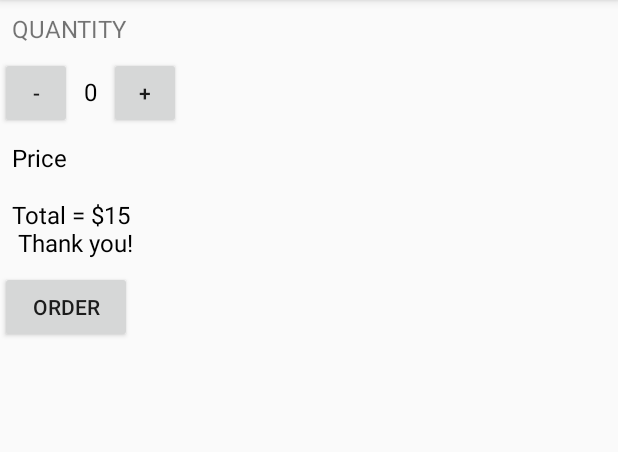
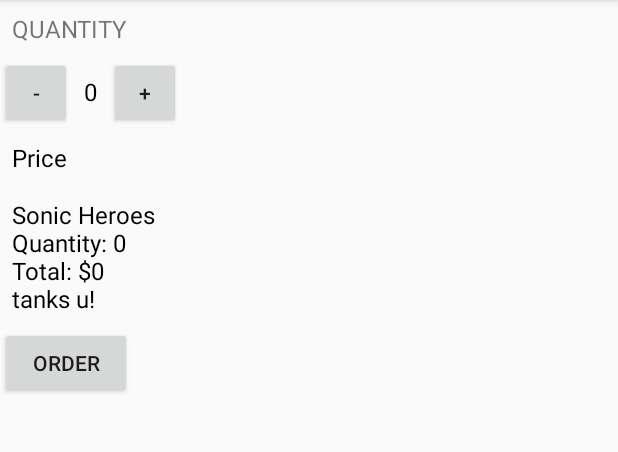
Before and after one commit to adgrant93/JustJava, an Android app: the screen it shows after launch (MainActivity), after a tap on "ORDER", on a phone screen of 412 x 824 dp, the part 84-536 px from its top. Run offline under Robolectric (Android 15) with nearby library versions, the phone set to English and light mode, and no system bars.

Commit message:
Updating the app with new methods

```diff
--- a/app/src/main/java/com/example/android/justjava/MainActivity.java
+++ b/app/src/main/java/com/example/android/justjava/MainActivity.java
@@ -36,18 +36,18 @@ public class MainActivity extends AppCompatActivity {
     public void submitOrder(View view) {
         /*display(quantity);
         displayPrice(quantity*5);*/
-        int price = 15;
-        String priceMessage = "Total = $" + price + "\n Thank you!";
+        int price = calculatePrice();
+        String priceMessage = createOrderSummary(price);
         displayMessage(priceMessage);
     }
 
     public void increment(View view) {
-        quantity = quantity + 1;
+        quantity += 1;
         display(quantity);
     }
 
     public void decrement(View view) {
-        quantity = quantity - 1;
+        quantity -= 1;
         display(quantity);
     }
     /**
@@ -61,11 +61,10 @@ public class MainActivity extends AppCompatActivity {
     /**
      * This method displays the given price on the screen.
      */
-    private void displayPrice(int number) {
+   /* private void displayPrice(int number) {
         TextView priceTextView = (TextView) findViewById(R.id.price_text_view);
         priceTextView.setText(NumberFormat.getCurrencyInstance().format(number));
-    }
-
+    }*/
     /**
      * This method displays the given text on the screen.
      */
@@ -73,4 +72,27 @@ public class MainActivity extends AppCompatActivity {
         TextView priceTextView = (TextView) findViewById(R.id.price_text_view);
         priceTextView.setText(message);
     }
+
+    /**
+     * Calculates the price of the order based on the current quantity.
+     *
+     * @return the price
+     */
+    private int calculatePrice() {
+        int price = quantity * 5;
+        return price;
+    }
+
+
+    /**
+     * @param finalPrice price of the order
+     */
+    private String createOrderSummary(int finalPrice) {
+        String name = "Sonic Heroes";
+        String numCoffees = "Quantity: " + quantity;
+        String totalPrice = "Total: $" + finalPrice;
+        String appreciation = "tanks u!";
+        String finalMessage = name + "\n" + numCoffees + "\n" + totalPrice + "\n" + appreciation;
+        return finalMessage;
+    }
 }
```
